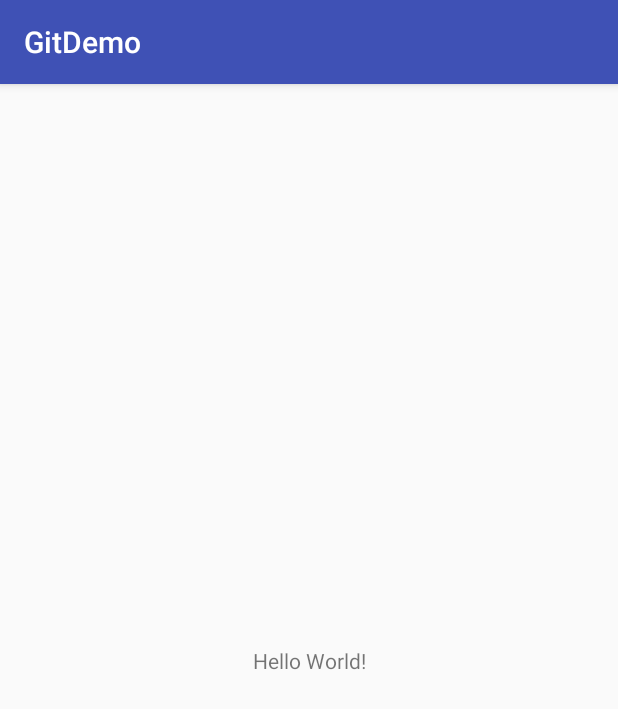
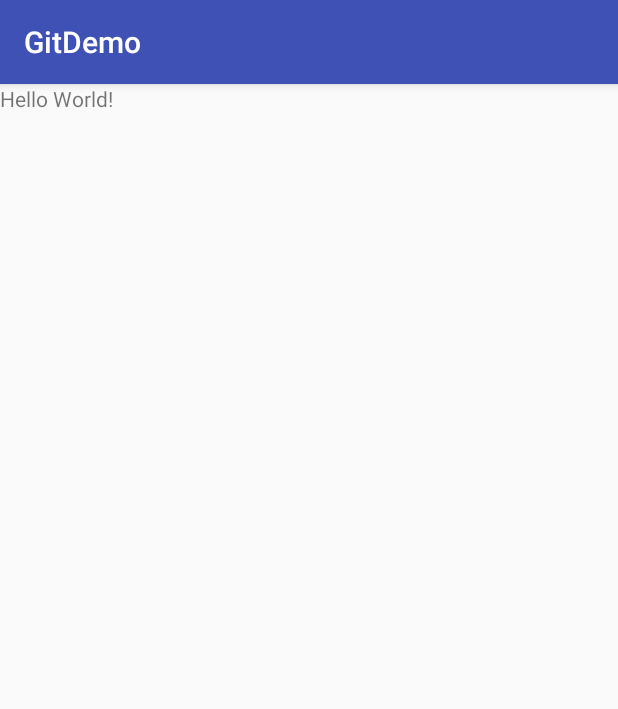
Before and after one commit to DennisRuan/GitDemo, an Android app: the screen it shows after launch (MainActivity), on a phone screen of 412 x 824 dp. Shown: the top 709 px of the screen. Run offline under Robolectric (Android 15) with nearby library versions, the phone set to English and light mode, and no system bars.

```diff
--- a/app/src/main/java/com/dr/gitdemo/MainActivity.java
+++ b/app/src/main/java/com/dr/gitdemo/MainActivity.java
@@ -1,7 +1,8 @@
 package com.dr.gitdemo;
 
+import android.os.Bundle;
 import android.support.v7.app.AppCompatActivity;
-import android.os.Bundle;
+import android.widget.TextView;
 
 public class MainActivity extends AppCompatActivity {
 
@@ -9,5 +10,6 @@ public class MainActivity extends AppCompatActivity {
     protected void onCreate(Bundle savedInstanceState) {
         super.onCreate(savedInstanceState);
         setContentView(R.layout.activity_main);
+        TextView tvHello = findViewById(R.id.tv_hello);
     }
 }
--- a/app/src/main/res/layout/activity_main.xml
+++ b/app/src/main/res/layout/activity_main.xml
@@ -1,5 +1,5 @@
 <?xml version="1.0" encoding="utf-8"?>
-<android.support.constraint.ConstraintLayout
+<FrameLayout
     xmlns:android="http://schemas.android.com/apk/res/android"
     xmlns:app="http://schemas.android.com/apk/res-auto"
     xmlns:tools="http://schemas.android.com/tools"
@@ -8,12 +8,9 @@
     tools:context=".MainActivity">
 
     <TextView
+        android:id="@+id/tv_hello"
         android:layout_width="wrap_content"
         android:layout_height="wrap_content"
-        android:text="Hello World!"
-        app:layout_constraintBottom_toBottomOf="parent"
-        app:layout_constraintLeft_toLeftOf="parent"
-        app:layout_constraintRight_toRightOf="parent"
-        app:layout_constraintTop_toTopOf="parent"/>
+        android:text="Hello World!"/>
 
-</android.support.constraint.ConstraintLayout>
+</FrameLayout>
```
